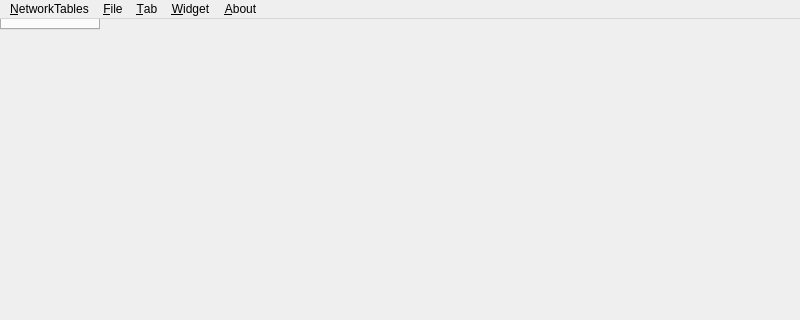
First picture: the form in ui/MainWindow.ui, repository Q-FRC/Dashboard, before the edit; both pictures show x 0 to 800 and y 0 to 320 of the 800 by 600 pixel window.
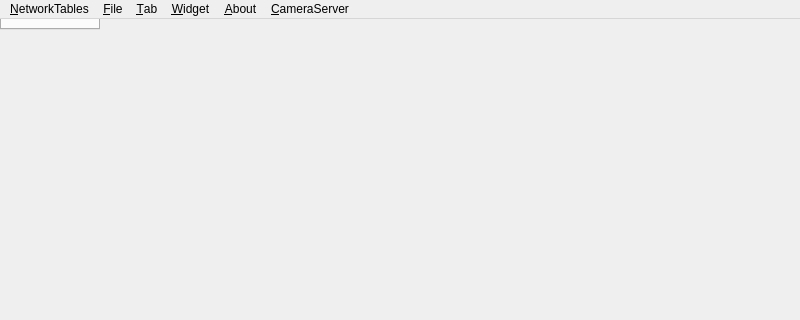
Second picture: the form after the edit.

```diff
--- a/ui/MainWindow.ui
+++ b/ui/MainWindow.ui
@@ -68,11 +68,18 @@
     <addaction name="actionAbout"/>
     <addaction name="actionAbout_Qt"/>
    </widget>
+   <widget class="QMenu" name="menu_CameraServer">
+    <property name="title">
+     <string>&amp;CameraServer</string>
+    </property>
+    <addaction name="actionAdd_Camera"/>
+   </widget>
    <addaction name="menuNetworkTables"/>
    <addaction name="menuFile"/>
    <addaction name="menu_Tab"/>
    <addaction name="menuWidget"/>
    <addaction name="menuAbout"/>
+   <addaction name="menu_CameraServer"/>
   </widget>
   <action name="action_Server_2">
    <property name="text">
```
Left out of the diff: 22 changed lines with no effect on the pictures.
